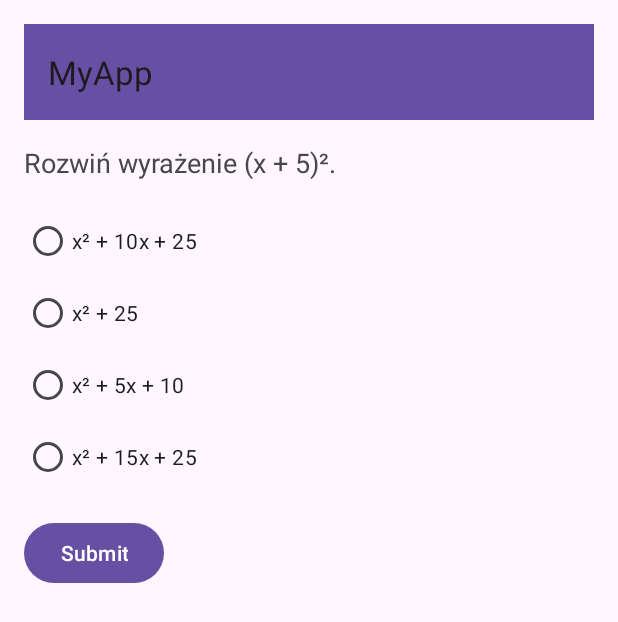
After one commit to Kamilo1/MathCourse, an Android app: the QuizActivity screen opened directly, with no data from a screen before it, on a phone screen of 412 x 824 dp. The commit adds this screen. Shown: the top 622 px of the screen. Run offline under Robolectric (Android 15) with nearby library versions, the phone set to English and light mode, and no system bars.

Commit message:
add quiz to lesson

```diff
--- a/app/src/main/AndroidManifest.xml
+++ b/app/src/main/AndroidManifest.xml
@@ -14,6 +14,7 @@
         tools:targetApi="31">
         <activity android:name="pl.wsei.pam.AuthorsActivity" />
         <activity android:name="pl.wsei.pam.LessonActivity" />
+        <activity android:name="pl.wsei.pam.QuizActivity" />
         <activity
             android:name="pl.wsei.pam.MainActivity"
             android:exported="true">
--- /dev/null
+++ b/app/src/main/java/pl/wsei/pam/QuizActivity.kt
@@ -0,0 +1,97 @@
+package pl.wsei.pam
+
+import android.os.Bundle
+import android.widget.Button
+import android.widget.RadioButton
+import android.widget.RadioGroup
+import android.widget.TextView
+import android.widget.Toast
+import androidx.appcompat.app.AppCompatActivity
+import pl.wsei.pam.lab01.R
+
+class QuizActivity : AppCompatActivity() {
+
+    private lateinit var toolbar: androidx.appcompat.widget.Toolbar
+    private lateinit var questionTextView: TextView
+    private lateinit var answersRadioGroup: RadioGroup
+    private lateinit var answer1RadioButton: RadioButton
+    private lateinit var answer2RadioButton: RadioButton
+    private lateinit var answer3RadioButton: RadioButton
+    private lateinit var answer4RadioButton: RadioButton
+    private lateinit var submitButton: Button
+
+    private val questions = listOf(
+        Question("Rozwiń wyrażenie (x + 5)².", listOf("x² + 10x + 25", "x² + 25", "x² + 5x + 10", "x² + 15x + 25"), 0),
+        Question("Który wzór odpowiada kwadratowi różnicy?", listOf("(a - b)² = a² + 2ab + b²", "(a - b)² = a² - 2ab + b²", "(a - b)² = a² - b²", "(a - b)² = a² + b²"), 1),
+        Question("Rozłóż na czynniki x² - 16.", listOf("(x - 4)(x + 4)", "(x - 4)(x - 4)", "(x + 4)(x + 4)", "(x + 2)(x - 2)"), 0),
+        Question("Który wzór jest poprawny dla sześcianu sumy?", listOf("(a + b)³ = a³ + 3a²b + 3ab² + b³", "(a + b)³ = a³ + 3ab + b³", "(a + b)³ = a³ + b³", "(a + b)³ = a³ + 3a² + 3b² + b³"), 0),
+        Question("Rozwiń wyrażenie (2x - 3)².", listOf("4x² - 12x + 9", "4x² - 9", "2x² - 6x + 9", "4x² + 6x + 9"), 0),
+        Question("Który wzór jest wzorem różnicy kwadratów?", listOf("a² - b² = (a + b)(a - b)", "a² - b² = a² + 2ab + b²", "a² - b² = (a - b)(a - b)", "a² - b² = a² + b²"), 0),
+        Question("Rozłóż na czynniki 9y² - 25.", listOf("(3y - 5)(3y + 5)", "(9y - 5)(y + 5)", "(3y - 5)(y + 5)", "(3y - 5)(3y - 5)"), 0),
+        Question("Rozwiń wyrażenie (x - 7)².", listOf("x² - 14x + 49", "x² - 7x + 49", "x² - 49", "x² + 14x + 49"), 0),
+        Question("Który wzór jest wzorem kwadratu sumy?", listOf("(a + b)² = a² + 2ab + b²", "(a + b)² = a² + 2a + b²", "(a + b)² = a² - 2ab + b²", "(a + b)² = a² + b²"), 0),
+        Question("Rozłóż na czynniki x² - 49.", listOf("(x - 7)(x + 7)", "(x - 7)(x - 7)", "(x + 7)(x + 7)", "(x + 7)(x - 8)"), 0),
+        Question("Rozwiń wyrażenie (3x + 2)².", listOf("9x² + 12x + 4", "9x² + 6x + 4", "3x² + 6x + 4", "9x² + 18x + 4"), 3),
+        Question("Który wzór odpowiada kwadratowi różnicy?", listOf("(a - b)² = a² + 2ab + b²", "(a - b)² = a² - 2ab + b²", "(a - b)² = a² - b²", "(a - b)² = a² + b²"), 1),
+        Question("Rozłóż na czynniki 4x² - 9.", listOf("(2x - 3)(2x + 3)", "(4x - 3)(x + 3)", "(2x - 3)(x + 3)", "(4x - 3)(4x - 3)"), 0),
+        Question("Rozwiń wyrażenie (x + 6)².", listOf("x² + 12x + 36", "x² + 6x + 36", "x² + 18x + 36", "x² + 6x + 12"), 0),
+        Question("Który wzór jest wzorem różnicy kwadratów?", listOf("a² - b² = (a + b)(a - b)", "a² - b² = a² + 2ab + b²", "a² - b² = (a - b)(a - b)", "a² - b² = a² + b²"), 0)
+    )
+    private var currentQuestionIndex = 0
+    private var score = 0
+
+    override fun onCreate(savedInstanceState: Bundle?) {
+        super.onCreate(savedInstanceState)
+        setContentView(R.layout.activity_quiz)
+
+        toolbar = findViewById(R.id.toolbar)
+        questionTextView = findViewById(R.id.questionTextView)
+        answersRadioGroup = findViewById(R.id.answersRadioGroup)
+        answer1RadioButton = findViewById(R.id.answer1RadioButton)
+        answer2RadioButton = findViewById(R.id.answer2RadioButton)
+        answer3RadioButton = findViewById(R.id.answer3RadioButton)
+        answer4RadioButton = findViewById(R.id.answer4RadioButton)
+        submitButton = findViewById(R.id.submitButton)
+
+        setSupportActionBar(toolbar)
+
+        showQuestion()
+
+        submitButton.setOnClickListener {
+            val selectedAnswerId = answersRadioGroup.checkedRadioButtonId
+            if (selectedAnswerId != -1) {
+                val selectedAnswer = findViewById<RadioButton>(selectedAnswerId)
+                val answerIndex = answersRadioGroup.indexOfChild(selectedAnswer)
+                checkAnswer(answerIndex)
+                currentQuestionIndex++
+                if (currentQuestionIndex < questions.size) {
+                    showQuestion()
+                } else {
+                    Toast.makeText(this, "Quiz finished! Score: $score/${questions.size}", Toast.LENGTH_LONG).show()
+                    finish()
+                }
+            } else {
+                Toast.makeText(this, "Please select an answer", Toast.LENGTH_SHORT).show()
+            }
+        }
+    }
+
+    private fun showQuestion() {
+        val question = questions[currentQuestionIndex]
+        questionTextView.text = question.text
+        answersRadioGroup.clearCheck()
+        answer1RadioButton.text = question.answers[0]
+        answer2RadioButton.text = question.answers[1]
+        answer3RadioButton.text = question.answers[2]
+        answer4RadioButton.text = question.answers[3]
+    }
+
+    private fun checkAnswer(answerIndex: Int) {
+        val correctAnswerIndex = questions[currentQuestionIndex].correctAnswerIndex
+        if (answerIndex == correctAnswerIndex) {
+            score++
+        }
+    }
+}
+
+data class Question(val text: String, val answers: List<String>, val correctAnswerIndex: Int)
--- /dev/null
+++ b/app/src/main/res/layout/activity_quiz.xml
@@ -0,0 +1,56 @@
+<?xml version="1.0" encoding="utf-8"?>
+<LinearLayout xmlns:android="http://schemas.android.com/apk/res/android"
+    xmlns:app="http://schemas.android.com/apk/res-auto"
+    android:layout_width="match_parent"
+    android:layout_height="match_parent"
+    android:orientation="vertical"
+    android:padding="16dp">
+
+    <androidx.appcompat.widget.Toolbar
+        android:id="@+id/toolbar"
+        android:layout_width="match_parent"
+        android:layout_height="?attr/actionBarSize"
+        android:background="?attr/colorPrimary" />
+
+    <TextView
+        android:id="@+id/questionTextView"
+        android:layout_width="wrap_content"
+        android:layout_height="wrap_content"
+        android:textSize="18sp"
+        android:layout_marginTop="16dp" />
+
+    <RadioGroup
+        android:id="@+id/answersRadioGroup"
+        android:layout_width="match_parent"
+        android:layout_height="wrap_content"
+        android:orientation="vertical"
+        android:layout_marginTop="16dp">
+
+        <RadioButton
+            android:id="@+id/answer1RadioButton"
+            android:layout_width="wrap_content"
+            android:layout_height="wrap_content" />
+
+        <RadioButton
+            android:id="@+id/answer2RadioButton"
+            android:layout_width="wrap_content"
+            android:layout_height="wrap_content" />
+
+        <RadioButton
+            android:id="@+id/answer3RadioButton"
+            android:layout_width="wrap_content"
+            android:layout_height="wrap_content" />
+
+        <RadioButton
+            android:id="@+id/answer4RadioButton"
+            android:layout_width="wrap_content"
+            android:layout_height="wrap_content" />
+    </RadioGroup>
+
+    <Button
+        android:id="@+id/submitButton"
+        android:layout_width="wrap_content"
+        android:layout_height="wrap_content"
+        android:text="Submit"
+        android:layout_marginTop="16dp" />
+</LinearLayout>
```
Also changed, not shown: app/src/main/java/pl/wsei/pam/LessonActivity.kt (+18 -4 lines), app/src/main/java/pl/wsei/pam/SlideFragment.kt (+16 -2 lines), app/src/main/res/layout/fragment_slide.xml (+7 -0 lines).
